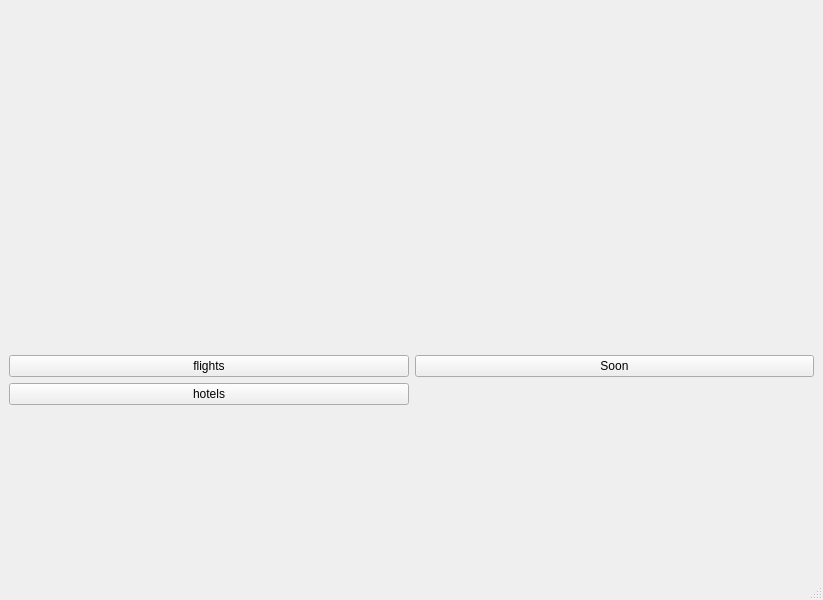
This is CustomerWindow.ui in SherifHamdy23/Expedia_Cpp as Qt 5 draws it before an edit. The edited form follows.
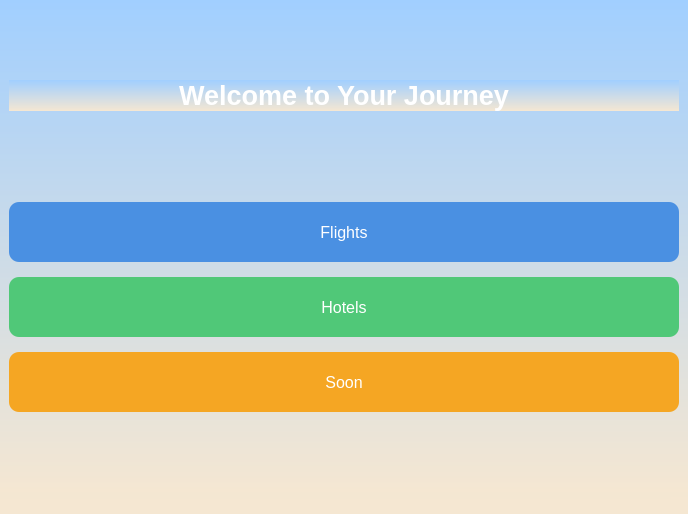
This is the edited form.

Patch:
```diff
--- a/CustomerWindow.ui
+++ b/CustomerWindow.ui
@@ -6,16 +6,22 @@
    <rect>
     <x>0</x>
     <y>0</y>
-    <width>823</width>
-    <height>600</height>
+    <width>688</width>
+    <height>514</height>
    </rect>
   </property>
   <property name="windowTitle">
-   <string>MainWindow</string>
+   <string>Travel Planner</string>
+  </property>
+  <property name="styleSheet">
+   <string>background: qlineargradient(x1:0, y1:0, x2:0, y2:1, stop:0 #A1CFFF, stop:1 #F5E7D2);</string>
   </property>
   <widget class="QWidget" name="centralwidget">
-   <layout class="QGridLayout" name="gridLayout_2">
-    <item row="0" column="0">
+   <layout class="QVBoxLayout" name="verticalLayout">
+    <property name="spacing">
+     <number>20</number>
+    </property>
+    <item>
      <widget class="QLabel" name="welcomeLabel">
       <property name="sizePolicy">
        <sizepolicy hsizetype="Expanding" vsizetype="Fixed">
@@ -23,40 +29,88 @@
         <verstretch>0</verstretch>
        </sizepolicy>
       </property>
-      <property name="minimumSize">
-       <size>
-        <width>0</width>
-        <height>0</height>
-       </size>
+      <property name="font">
+       <font>
+        <pointsize>20</pointsize>
+        <bold>true</bold>
+       </font>
+      </property>
+      <property name="styleSheet">
+       <string>color: #FFFFFF; text-shadow: 2px 2px 4px rgba(0, 0, 0, 0.3);</string>
       </property>
       <property name="text">
-       <string/>
+       <string>Welcome to Your Journey</string>
       </property>
-      <property name="scaledContents">
-       <bool>true</bool>
+      <property name="alignment">
+       <set>Qt::AlignmentFlag::AlignCenter</set>
       </property>
      </widget>
     </item>
-    <item row="1" column="0">
+    <item>
      <layout class="QGridLayout" name="gridLayout">
-      <item row="3" column="0">
+      <property name="spacing">
+       <number>15</number>
+      </property>
+      <item row="2" column="0">
        <widget class="QPushButton" name="hotelswinBtn">
-        <property name="text">
-         <string>hotels</string>
+        <property name="minimumSize">
+         <size>
+          <width>150</width>
+          <height>60</height>
+         </size>
         </property>
-       </widget>
-      </item>
-      <item row="0" column="1">
-       <widget class="QPushButton" name="pushButton_2">
+        <property name="font">
+         <font>
+          <pointsize>12</pointsize>
+         </font>
+        </property>
+        <property name="styleSheet">
+         <string>background-color: #50C878; color: white; border-radius: 10px; padding: 10px;</string>
+        </property>
         <property name="text">
-         <string>Soon</string>
+         <string>Hotels</string>
         </property>
        </widget>
       </item>
       <item row="0" column="0">
        <widget class="QPushButton" name="flightwinBtn">
+        <property name="minimumSize">
+         <size>
+          <width>150</width>
+          <height>60</height>
+         </size>
+        </property>
+        <property name="font">
+         <font>
+          <pointsize>12</pointsize>
+         </font>
+        </property>
+        <property name="styleSheet">
+         <string>background-color: #4A90E2; color: white; border-radius: 10px; padding: 10px;</string>
+        </property>
         <property name="text">
-         <string>flights</string>
+         <string>Flights</string>
+        </property>
+       </widget>
+      </item>
+      <item row="3" column="0">
+       <widget class="QPushButton" name="pushButton_2">
+        <property name="minimumSize">
+         <size>
+          <width>150</width>
+          <height>60</height>
+         </size>
+        </property>
+        <property name="font">
+         <font>
+          <pointsize>12</pointsize>
+         </font>
+        </property>
+        <property name="styleSheet">
+         <string>background-color: #F5A623; color: white; border-radius: 10px; padding: 10px;</string>
+        </property>
+        <property name="text">
+         <string>Soon</string>
         </property>
        </widget>
       </item>
@@ -74,7 +128,11 @@
     </rect>
    </property>
   </widget>
-  <widget class="QStatusBar" name="statusbar"/>
+  <widget class="QStatusBar" name="statusbar">
+   <property name="styleSheet">
+    <string>background-color: rgba(245, 231, 210, 0.8); color: #333333;</string>
+   </property>
+  </widget>
  </widget>
  <resources/>
  <connections/>
```
Left out of the diff: 7 changed lines with no effect on the pictures.
